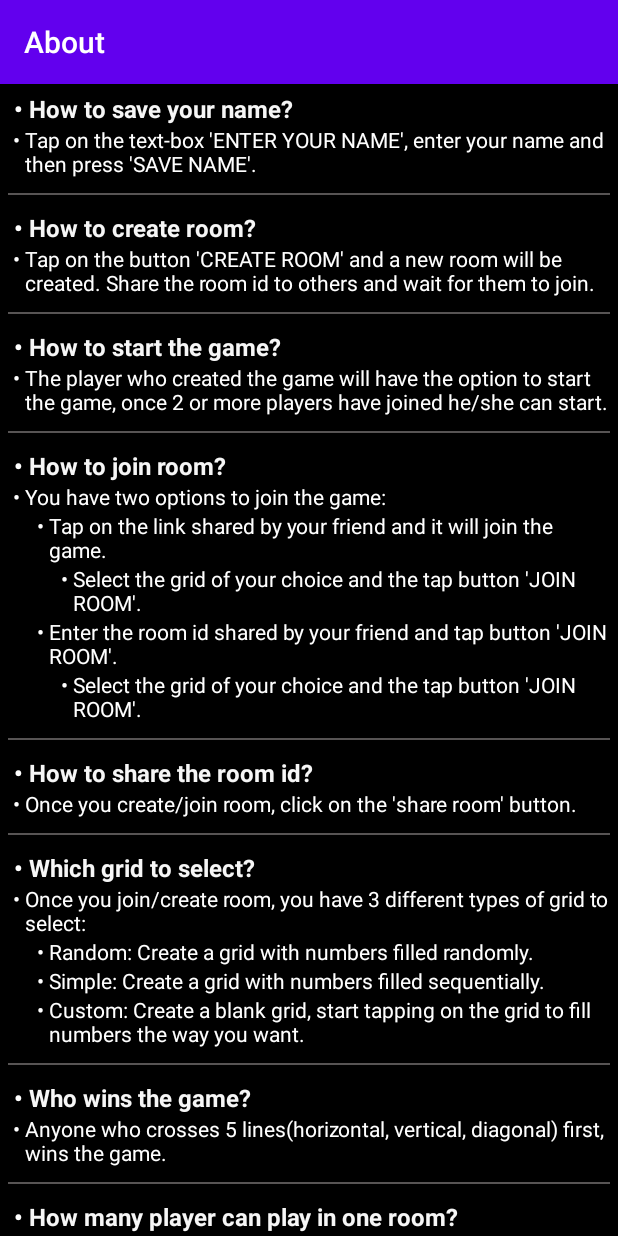
After one commit to himanshu-bhargava/Bingo, an Android app: the AboutGame screen opened directly, with no data from a screen before it, on a phone screen of 412 x 824 dp. The commit adds this screen. Run offline under Robolectric (Android 15) with nearby library versions, the phone set to English and light mode, and no system bars.

Commit message:
Added about screen. changed the stat screen banner name

```diff
--- a/app/build.gradle
+++ b/app/build.gradle
@@ -11,8 +11,8 @@ android {
         applicationId "com.sb.play.bingo"
         minSdkVersion 21
         targetSdkVersion 30
-        versionCode 5
-        versionName "1.2"
+        versionCode 6
+        versionName "1.3"
 
         testInstrumentationRunner "androidx.test.runner.AndroidJUnitRunner"
     }
--- /dev/null
+++ b/app/src/main/java/com/sb/play/adaptor/AboutAdaptor.java
@@ -0,0 +1,85 @@
+package com.sb.play.adaptor;
+
+import android.content.Context;
+import android.graphics.Color;
+import android.view.LayoutInflater;
+import android.view.View;
+import android.view.ViewGroup;
+import android.widget.LinearLayout;
+import android.widget.TextView;
+
+import com.sb.play.bingo.R;
+import com.sb.play.bingo.models.About;
+
+import java.util.List;
+
+import androidx.annotation.NonNull;
+import androidx.recyclerview.widget.RecyclerView;
+
+public class AboutAdaptor extends RecyclerView.Adapter<AboutAdaptor.ViewHolder> {
+
+    private List<About> abouts;
+    private Context context;
+
+    public AboutAdaptor(Context context, List<About> abouts) {
+        this.abouts = abouts;
+        this.context = context;
+    }
+
+    public class ViewHolder extends RecyclerView.ViewHolder {
+        public TextView quesTextView;
+        public LinearLayout answerLayout;
+
+        public ViewHolder(@NonNull View itemView) {
+            super(itemView);
+            quesTextView = itemView.findViewById(R.id.quesTextView);
+            answerLayout = itemView.findViewById(R.id.answerLayout);
+        }
+    }
+
+    private void getAnswerLayout(About.Answer answer, LinearLayout parentLayout, int space) {
+        if (answer == null) {
+            return;
+        }
+        LinearLayout verticalLayout = new LinearLayout(context);
+        verticalLayout.setOrientation(LinearLayout.VERTICAL);
+        LinearLayout horizontalLayout = new LinearLayout(context);
+        horizontalLayout.setOrientation(LinearLayout.HORIZONTAL);
+        horizontalLayout.setPadding(space, 0, 0, 0);
+
+        TextView textViewPoint = new TextView(context);
+        textViewPoint.setTextColor(Color.WHITE);
+        textViewPoint.setText(" • ");
+        horizontalLayout.addView(textViewPoint);
+
+        TextView textView = new TextView(context);
+        textView.setTextColor(Color.WHITE);
+        textView.setText(answer.getMain());
+        horizontalLayout.addView(textView);
+
+        verticalLayout.addView(horizontalLayout);
+        parentLayout.addView(verticalLayout);
+        for (About.Answer sub : answer.getSub()) {
+            getAnswerLayout(sub, verticalLayout, space + 24);
+        }
+    }
+
+    @NonNull
+    @Override
+    public AboutAdaptor.ViewHolder onCreateViewHolder(@NonNull ViewGroup viewGroup, int i) {
+        View view = LayoutInflater.from(viewGroup.getContext()).inflate(R.layout.layout_about, viewGroup, false);
+        return new ViewHolder(view);
+    }
+
+    @Override
+    public void onBindViewHolder(@NonNull AboutAdaptor.ViewHolder viewHolder, int i) {
+        viewHolder.itemView.setTag(i);
+        viewHolder.quesTextView.setText(abouts.get(i).getQuestion());
+        getAnswerLayout(abouts.get(i).getAnswer(), viewHolder.answerLayout, 0);
+    }
+
+    @Override
+    public int getItemCount() {
+        return abouts.size();
+    }
+}
--- a/app/src/main/java/com/sb/play/adaptor/StatAdaptor.java
+++ b/app/src/main/java/com/sb/play/adaptor/StatAdaptor.java
@@ -40,7 +40,7 @@ public class StatAdaptor extends RecyclerView.Adapter<StatAdaptor.ViewHolder> {
     @NonNull
     @Override
     public StatAdaptor.ViewHolder onCreateViewHolder(@NonNull ViewGroup viewGroup, int i) {
-        View view = LayoutInflater.from(viewGroup.getContext()).inflate(R.layout.list_view, viewGroup, false);
+        View view = LayoutInflater.from(viewGroup.getContext()).inflate(R.layout.stat_list_view, viewGroup, false);
         return new ViewHolder(view);
     }
 
--- /dev/null
+++ b/app/src/main/java/com/sb/play/bingo/AboutGame.java
@@ -0,0 +1,61 @@
+package com.sb.play.bingo;
+
+import android.content.Intent;
+import android.content.pm.PackageInfo;
+import android.os.Bundle;
+import android.util.Log;
+import android.widget.TextView;
+import android.widget.Toast;
+
+import com.sb.play.adaptor.AboutAdaptor;
+import com.sb.play.bingo.models.About;
+import com.sb.play.util.BingoUtil;
+
+import java.util.List;
+
+import androidx.appcompat.app.ActionBar;
+import androidx.appcompat.app.AppCompatActivity;
+import androidx.recyclerview.widget.GridLayoutManager;
+import androidx.recyclerview.widget.RecyclerView;
+
+public class AboutGame extends AppCompatActivity {
+
+    private TextView versionView;
+
+    @Override
+    protected void onCreate(Bundle savedInstanceState) {
+        super.onCreate(savedInstanceState);
+        setContentView(R.layout.activity_about_game);
+        Intent intent = getIntent();
+        ActionBar actionBar = getSupportActionBar();
+        actionBar.setTitle("About");
+        readQuesAns();
+        versionView = findViewById(R.id.versionView);
+        versionView.setText(getVersion());
+        RecyclerView recyclerView = findViewById(R.id.aboutListHolderLayout);
+        recyclerView.setHasFixedSize(true);
+        recyclerView.setAdapter(new AboutAdaptor(this, readQuesAns()));
+        recyclerView.setLayoutManager(new GridLayoutManager(this, 1, GridLayoutManager.VERTICAL, false));
+    }
+
+    private List<About> readQuesAns() {
+        try {
+            return BingoUtil.readQuesAnswer(this);
+        } catch (Exception e) {
+            Toast.makeText(this, "Could not open about!", Toast.LENGTH_SHORT).show();
+            Log.e("Error in about", "readQuesAns: Could not read the about", e);
+            finish();
+        }
+        return null;
+    }
+
+    private String getVersion() {
+        try {
+            PackageInfo pInfo = this.getPackageManager().getPackageInfo(this.getPackageName(), 0);
+            return pInfo.versionName;
+        } catch (Exception e) {
+            Log.e("Error reading version", "getVersion: ", e);
+        }
+        return "Unknown";
+    }
+}
--- a/app/src/main/java/com/sb/play/bingo/FirstScreen.java
+++ b/app/src/main/java/com/sb/play/bingo/FirstScreen.java
@@ -149,4 +149,8 @@ public class FirstScreen extends AppCompatActivity implements View.OnKeyListener
         Intent idIntent = new Intent(getApplicationContext(), GameStats.class);
         startActivity(idIntent);
     }
+    public void about(View view){
+        Intent intent=new Intent(this,AboutGame.class);
+        startActivity(intent);
+    }
 }
--- a/app/src/main/java/com/sb/play/bingo/GameStats.java
+++ b/app/src/main/java/com/sb/play/bingo/GameStats.java
@@ -23,6 +23,7 @@ public class GameStats extends AppCompatActivity {
     protected void onCreate(Bundle savedInstanceState) {
         super.onCreate(savedInstanceState);
         setContentView(R.layout.activity_game_stats);
+        getSupportActionBar().setTitle("Game Statistics");
         List<Stat> statList = new ArrayList<>();
         try {
             SQLiteDatabase bingoDatabase = BingoUtil.getDatabase(this);
--- /dev/null
+++ b/app/src/main/java/com/sb/play/bingo/models/About.java
@@ -0,0 +1,62 @@
+package com.sb.play.bingo.models;
+
+import java.util.ArrayList;
+import java.util.List;
+
+public class About {
+    private String question;
+    private Answer answer;
+
+    public String getQuestion() {
+        return question;
+    }
+
+    public void setQuestion(String question) {
+        this.question = question;
+    }
+
+    public Answer getAnswer() {
+        return answer;
+    }
+
+    public void setAnswer(Answer answer) {
+        this.answer = answer;
+    }
+
+    @Override
+    public String toString() {
+        return "About{" +
+                "question='" + question + '\'' +
+                ", answer=" + answer +
+                '}';
+    }
+
+    public static class Answer {
+        private String main;
+        private List<Answer> sub=new ArrayList<>();
+
+        public String getMain() {
+            return main;
+        }
+
+        public void setMain(String main) {
+            this.main = main;
+        }
+
+        public List<Answer> getSub() {
+            return sub;
+        }
+
+        public void setSub(List<Answer> sub) {
+            this.sub = sub;
+        }
+
+        @Override
+        public String toString() {
+            return "Answer{" +
+                    "main='" + main + '\'' +
+                    ", sub=" + sub +
+                    '}';
+        }
+    }
+}
--- a/app/src/main/java/com/sb/play/util/BingoUtil.java
+++ b/app/src/main/java/com/sb/play/util/BingoUtil.java
@@ -5,7 +5,9 @@ import android.database.sqlite.SQLiteDatabase;
 import android.util.Log;
 
 import com.fasterxml.jackson.databind.ObjectMapper;
+import com.sb.play.bingo.models.About;
 
+import java.io.IOException;
 import java.util.Arrays;
 import java.util.List;
 
@@ -35,4 +37,10 @@ public class BingoUtil {
         }
         return Constants.emojis;
     }
+
+    public static List<About> readQuesAnswer(Context context) throws IOException {
+        return Arrays.asList(new ObjectMapper().readValue(
+                context.getAssets()
+                        .open("about.json"), About[].class));
+    }
 }
--- /dev/null
+++ b/app/src/main/res/layout/activity_about_game.xml
@@ -0,0 +1,94 @@
+<?xml version="1.0" encoding="utf-8"?>
+<androidx.constraintlayout.widget.ConstraintLayout xmlns:android="http://schemas.android.com/apk/res/android"
+    xmlns:app="http://schemas.android.com/apk/res-auto"
+    xmlns:tools="http://schemas.android.com/tools"
+    android:layout_width="match_parent"
+    android:layout_height="match_parent"
+    android:background="#000000"
+    tools:context=".AboutGame">
+
+    <ScrollView
+        android:layout_width="match_parent"
+        android:layout_height="match_parent">
+
+        <LinearLayout
+            android:layout_width="match_parent"
+            android:layout_height="wrap_content"
+            android:orientation="vertical">
+
+            <androidx.recyclerview.widget.RecyclerView
+                android:id="@+id/aboutListHolderLayout"
+                android:layout_width="match_parent"
+                android:layout_height="wrap_content"
+                android:background="#000000" />
+
+            <LinearLayout
+                android:id="@+id/additionalInfo"
+                android:layout_width="match_parent"
+                android:layout_height="match_parent"
+                android:layout_marginTop="36dp"
+                android:orientation="vertical">
+
+                <TextView
+                    android:id="@+id/versionStatic"
+                    android:layout_width="match_parent"
+                    android:layout_height="wrap_content"
+                    android:layout_marginBottom="2dp"
+                    android:gravity="center_horizontal"
+                    android:text="version"
+                    android:textColor="#FFFFFF"
+                    android:textSize="14sp" />
+
+                <TextView
+                    android:id="@+id/versionView"
+                    android:layout_width="match_parent"
+                    android:layout_height="wrap_content"
+                    android:gravity="center_horizontal"
+                    android:text="version comes here"
+                    android:textColor="#FFFFFF"
+                    android:textSize="24sp"
+                    android:textStyle="bold" />
+
+                <LinearLayout
+                    android:id="@+id/developerInfo"
+                    android:layout_width="match_parent"
+                    android:layout_height="match_parent"
+                    android:layout_marginTop="8dp"
+                    android:orientation="vertical">
+
+                    <TextView
+                        android:id="@+id/developersStatic"
+                        android:layout_width="match_parent"
+                        android:layout_height="wrap_content"
+                        android:gravity="center_horizontal"
+                        android:text="Developers"
+                        android:textColor="#FFFFFF"
+                        android:textSize="14sp" />
+
+                    <TextView
+                        android:id="@+id/first"
+                        android:layout_width="match_parent"
+                        android:layout_height="wrap_content"
+                        android:gravity="center_horizontal"
+                        android:text="Saurav Bhargava"
+                        android:textColor="#FFFFFF"
+                        android:textSize="20sp"
+                        android:textStyle="normal" />
+
+                    <TextView
+                        android:id="@+id/second"
+                        android:layout_width="match_parent"
+                        android:layout_height="wrap_content"
+                        android:layout_marginBottom="8dp"
+                        android:gravity="center_horizontal"
+                        android:text="Himanshu Bhargava"
+                        android:textColor="#FFFFFF"
+                        android:textSize="20sp"
+                        android:textStyle="normal" />
+                </LinearLayout>
+
+            </LinearLayout>
+        </LinearLayout>
+    </ScrollView>
+
+</androidx.constraintlayout.widget.ConstraintLayout>
--- a/app/src/main/res/layout/activity_first_screen.xml
+++ b/app/src/main/res/layout/activity_first_screen.xml
@@ -103,6 +103,7 @@
                 android:ems="10"
                 android:hint="Enter Room Id"
                 android:inputType="number"
+                android:onClick="about"
                 android:textAlignment="center"
                 android:textColor="#F3FFFFFF"
                 android:textColorHint="#FFFFFF" />
@@ -126,4 +127,23 @@
         </LinearLayout>
 
     </TableRow>
+
+    <TextView
+        android:id="@+id/textView"
+        android:layout_width="match_parent"
+        android:layout_height="wrap_content"
+        android:onClick="about"
+        android:text="About "
+        android:textAlignment="center"
+        android:textAppearance="@style/TextAppearance.AppCompat.Body1"
+        android:textColor="#72A5FB"
+        android:textColorHint="#FFFFFF"
+        android:textSize="20sp"
+        android:textStyle="bold"
+        app:layout_constraintBottom_toBottomOf="parent"
+        app:layout_constraintEnd_toEndOf="parent"
+        app:layout_constraintHorizontal_bias="0.5"
+        app:layout_constraintStart_toStartOf="parent"
+        app:layout_constraintTop_toTopOf="parent"
+        app:layout_constraintVertical_bias="0.95" />
 </androidx.constraintlayout.widget.ConstraintLayout>
--- /dev/null
+++ b/app/src/main/res/layout/layout_about.xml
@@ -0,0 +1,47 @@
+<?xml version="1.0" encoding="utf-8"?>
+<LinearLayout xmlns:android="http://schemas.android.com/apk/res/android"
+    android:layout_width="match_parent"
+    android:layout_height="wrap_content"
+    android:layout_margin="1dp"
+    android:background="#000000"
+    android:orientation="vertical"
+    android:padding="4dp">
+
+    <LinearLayout
+        android:layout_width="match_parent"
+        android:layout_height="wrap_content"
+        android:orientation="horizontal">
+
+        <TextView
+            android:id="@+id/textView8"
+            android:layout_width="wrap_content"
+            android:layout_height="wrap_content"
+            android:text=" • "
+            android:textColor="#FFFFFF"
+            android:textSize="16sp"
+            android:textStyle="bold" />
+
+        <TextView
+            android:id="@+id/quesTextView"
+            android:layout_width="match_parent"
+            android:layout_height="wrap_content"
+            android:text="TextView"
+            android:textColor="#F6F6F6"
+            android:textSize="16sp"
+            android:textStyle="bold" />
+    </LinearLayout>
+
+    <LinearLayout
+        android:id="@+id/answerLayout"
+        android:layout_width="match_parent"
+        android:layout_height="match_parent"
+        android:orientation="vertical"/>
+
+    <View
+        android:id="@+id/divider3"
+        android:layout_width="match_parent"
+        android:layout_height="1dp"
+        android:layout_marginTop="10dp"
+        android:background="#575454" />
+
+</LinearLayout>
--- a/app/src/main/res/layout/list_view.xml
+++ b/app/src/main/res/layout/stat_list_view.xml
@@ -68,7 +68,6 @@
         android:layout_width="match_parent"
         android:layout_height="1dp"
         android:layout_weight="1"
-        android:background="#FFFFFF"
-        android:backgroundTint="#FFFFFF" />
+        android:background="#575454" />
 
 </LinearLayout>
```
Also changed, not shown: app/src/main/AndroidManifest.xml (+8 -2 lines), app/src/main/assets/about.json (added, +85 -0 lines).
